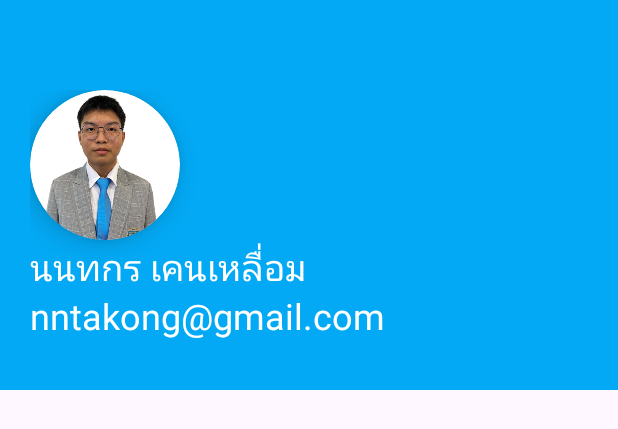
After one commit to teerazon/appmenu, an Android app: the layout nav_header.xml on its own in the app's theme, with its tools: preview values and no code run, on a phone screen of 412 x 824 dp. The commit adds this screen. Shown: the top 429 px of the screen. Run offline under Robolectric (Android 15) with nearby library versions, the phone set to English and light mode, and no system bars.

Commit message:
อัปเดตงานล่าสุด

```diff
--- /dev/null
+++ b/app/src/main/res/color/selector_tab.xml
@@ -0,0 +1,5 @@
+<?xml version="1.0" encoding="utf-8"?>
+<selector xmlns:android="http://schemas.android.com/apk/res/android">
+    <item android:state_checkable="true" android:color="#51D0DE"/>
+    <item android:color="@color/white"/>
+</selector>
--- a/app/src/main/res/layout/activity_main.xml
+++ b/app/src/main/res/layout/activity_main.xml
@@ -71,8 +71,8 @@
             android:layout_height="wrap_content"
             android:layout_gravity="center"
             android:background="#9C27B0"
-            app:itemIconTint="@color/white"
-            app:itemTextColor="@color/white"
+            app:itemIconTint="@color/selector_tab"
+            app:itemTextColor="@color/selector_tab"
             app:labelVisibilityMode="labeled"
             app:menu="@menu/bottom_nav"
             />
--- /dev/null
+++ b/app/src/main/res/layout/nav_header.xml
@@ -0,0 +1,43 @@
+<?xml version="1.0" encoding="utf-8"?>
+<LinearLayout xmlns:android="http://schemas.android.com/apk/res/android"
+    android:layout_width="match_parent"
+    android:layout_height="260dp"
+    xmlns:app="http://schemas.android.com/apk/res-auto"
+    android:background="#03A9F4"
+    android:orientation="vertical">
+    <LinearLayout
+        android:layout_width="match_parent"
+        android:layout_height="wrap_content"
+        android:layout_marginTop="40dp"
+        android:orientation="vertical"
+        android:padding="20dp">
+
+        <androidx.cardview.widget.CardView
+            android:layout_width="100dp"
+            android:layout_height="100dp"
+            app:cardCornerRadius="50dp"
+            app:cardElevation="10dp">
+
+        <ImageView
+            android:layout_width="100dp"
+            android:layout_height="100dp"
+            android:src="@drawable/nono"
+            android:scaleType="centerCrop"
+            />
+
+        </androidx.cardview.widget.CardView>
+        <TextView
+            android:layout_width="wrap_content"
+            android:layout_height="wrap_content"
+            android:text="นนทกร เคนเหลื่อม"
+            android:textColor="@color/white"
+            android:textSize="24sp"/>
+        <TextView
+            android:layout_width="wrap_content"
+            android:layout_height="wrap_content"
+            android:text="nntakong@gmail.com"
+            android:textColor="@color/white"
+            android:textSize="24sp"/>
+
+    </LinearLayout>
+</LinearLayout>
```
Also changed, not shown: app/src/main/res/drawable/nono.png (added).
